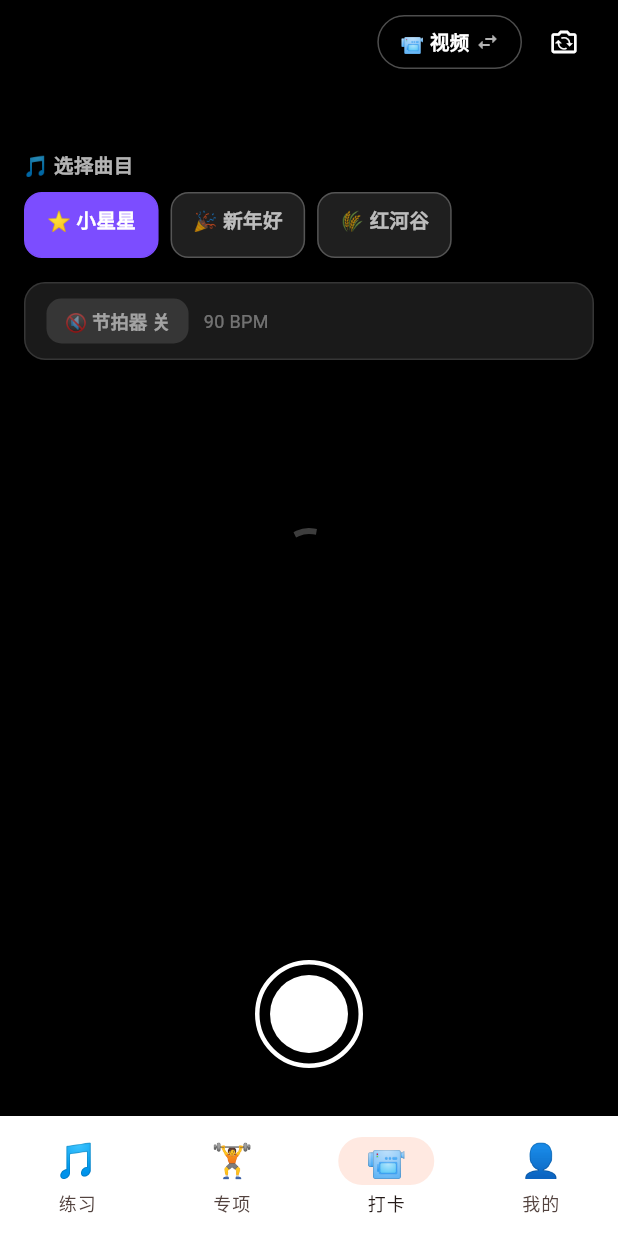
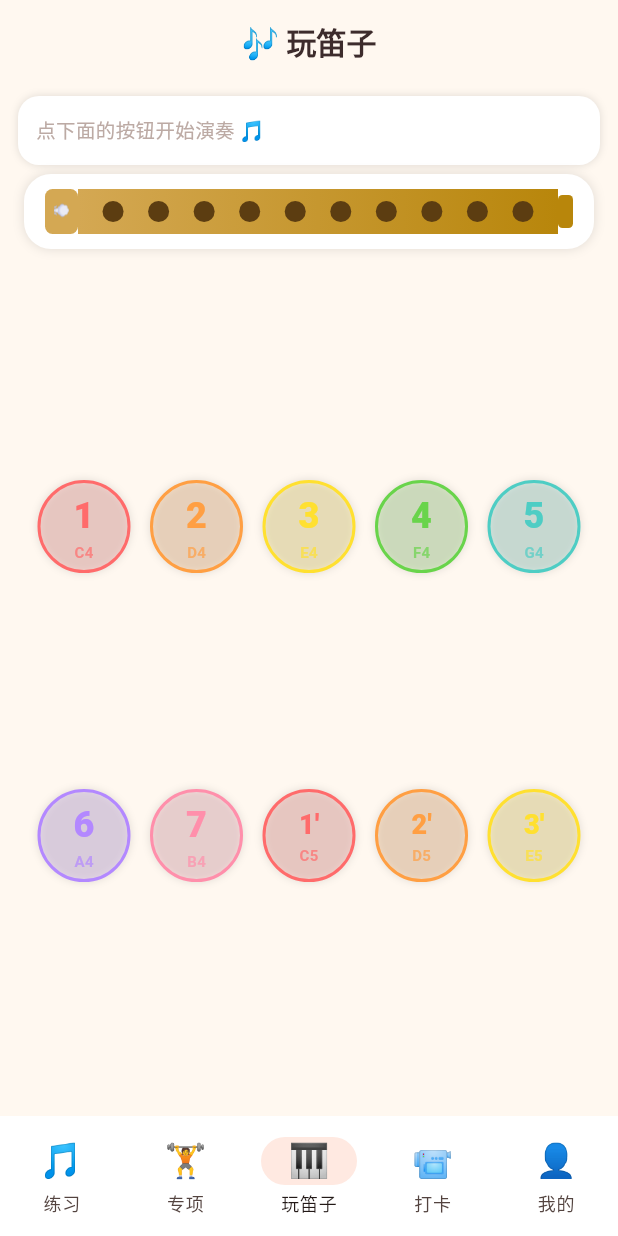
Before and after one commit to haozhijie111/Habits, a Flutter app: the screen it shows after launch, item 3 of the bottom bar chosen, on a phone screen of 412 x 824 dp. Run offline on Flutter 3.47's test engine with Material 3 defaults, Android fonts, the phone set to English and light mode, and no system bars; our stand-ins replace camera, flutter_riverpod, just_audio, video_player; missing offline and left inert: ffmpeg_kit_flutter_new, fftea, gal, record.

Commit message:
✨ feat(keyboard): 新增「玩笛子」虚拟键盘页面
- 10个音符按键（C调 1-3'），彩色圆形大按钮，适合儿童操作
- 点击按键实时合成笛子音色并播放
- 顶部笛管图示，按键时对应音孔高亮动画
- 历史演奏记录条，显示已弹奏的简谱音符
- 底部导航新增「玩笛子」标签（🎹）

Co-Authored-By: Claude Sonnet 4.6 <noreply@anthropic.com>

```diff
--- a/lib/main.dart
+++ b/lib/main.dart
@@ -4,6 +4,7 @@ import 'screens/practice_screen.dart';
 import 'screens/drill_list_screen.dart';
 import 'screens/record_screen.dart';
 import 'screens/my_screen.dart';
+import 'screens/flute_keyboard_screen.dart';
 
 void main() {
   runApp(const ProviderScope(child: FluteApp()));
@@ -90,6 +91,7 @@ class _MainShellState extends State<MainShell> {
   static const _pages = [
     PracticeScreen(),
     DrillListScreen(),
+    FluteKeyboardScreen(),
     RecordScreen(),
     MyScreen(),
   ];
@@ -114,6 +116,10 @@ class _MainShellState extends State<MainShell> {
             label: '专项',
           ),
           NavigationDestination(
+            icon: Text('🎹', style: TextStyle(fontSize: 22)),
+            label: '玩笛子',
+          ),
+          NavigationDestination(
             icon: Text('📹', style: TextStyle(fontSize: 22)),
             label: '打卡',
           ),
--- /dev/null
+++ b/lib/screens/flute_keyboard_screen.dart
@@ -0,0 +1,351 @@
+import 'dart:math' as math;
+import 'dart:typed_data';
+import 'package:flutter/material.dart';
+import 'package:just_audio/just_audio.dart';
+import '../main.dart';
+
+// ── 音符定义 ──────────────────────────────────────────────────────────────────
+class _FluteNote {
+  final String solfege;
+  final String noteName;
+  final Color color;
+  const _FluteNote({required this.solfege, required this.noteName, required this.color});
+}
+
+const _notes = [
+  _FluteNote(solfege: '1',  noteName: 'C4', color: Color(0xFFFF6B6B)),
+  _FluteNote(solfege: '2',  noteName: 'D4', color: Color(0xFFFF9F43)),
+  _FluteNote(solfege: '3',  noteName: 'E4', color: Color(0xFFFFE030)),
+  _FluteNote(solfege: '4',  noteName: 'F4', color: Color(0xFF69D44B)),
+  _FluteNote(solfege: '5',  noteName: 'G4', color: Color(0xFF4ECDC4)),
+  _FluteNote(solfege: '6',  noteName: 'A4', color: Color(0xFFB388FF)),
+  _FluteNote(solfege: '7',  noteName: 'B4', color: Color(0xFFFF8FAB)),
+  _FluteNote(solfege: "1'", noteName: 'C5', color: Color(0xFFFF6B6B)),
+  _FluteNote(solfege: "2'", noteName: 'D5', color: Color(0xFFFF9F43)),
+  _FluteNote(solfege: "3'", noteName: 'E5', color: Color(0xFFFFE030)),
+];
+
+// ── 音频合成 ──────────────────────────────────────────────────────────────────
+double _noteToFreq(String note) {
+  const m = {'C': 0, 'D': 2, 'E': 4, 'F': 5, 'G': 7, 'A': 9, 'B': 11};
+  final r = RegExp(r'^([A-G][#b]?)(\d)$').firstMatch(note);
+  if (r == null) return 440.0;
+  final midi = (int.parse(r.group(2)!) + 1) * 12 + (m[r.group(1)!] ?? 0);
+  return 440.0 * math.pow(2, (midi - 69) / 12);
+}
+
+Uint8List _buildWav(String noteName) {
+  const sr = 22050;
+  const dur = 0.65;
+  final freq = _noteToFreq(noteName);
+  final n = (dur * sr).round();
+  final fade = (sr * 0.015).round();
+  final s = List<double>.filled(n, 0.0);
+  for (int i = 0; i < n; i++) {
+    double a = 0.55;
+    if (i < fade) a *= i / fade;
+    if (i > n - fade) a *= (n - i) / fade;
+    s[i] = a * (0.55 * math.sin(2 * math.pi * freq * i / sr) +
+        0.28 * math.sin(4 * math.pi * freq * i / sr) +
+        0.12 * math.sin(6 * math.pi * freq * i / sr) +
+        0.05 * math.sin(8 * math.pi * freq * i / sr));
+  }
+  final ds = n * 2;
+  final b = ByteData(44 + ds);
+  for (final e in {0: 0x52, 1: 0x49, 2: 0x46, 3: 0x46}.entries) b.setUint8(e.key, e.value);
+  b.setUint32(4, 36 + ds, Endian.little);
+  for (final e in {8: 0x57, 9: 0x41, 10: 0x56, 11: 0x45}.entries) b.setUint8(e.key, e.value);
+  for (final e in {12: 0x66, 13: 0x6D, 14: 0x74, 15: 0x20}.entries) b.setUint8(e.key, e.value);
+  b.setUint32(16, 16, Endian.little); b.setUint16(20, 1, Endian.little);
+  b.setUint16(22, 1, Endian.little); b.setUint32(24, sr, Endian.little);
+  b.setUint32(28, sr * 2, Endian.little); b.setUint16(32, 2, Endian.little);
+  b.setUint16(34, 16, Endian.little);
+  for (final e in {36: 0x64, 37: 0x61, 38: 0x74, 39: 0x61}.entries) b.setUint8(e.key, e.value);
+  b.setUint32(40, ds, Endian.little);
+  for (int i = 0; i < n; i++) {
+    b.setInt16(44 + i * 2, (s[i] * 32767).clamp(-32768, 32767).toInt(), Endian.little);
+  }
+  return b.buffer.asUint8List();
+}
+
+class _WavSource extends StreamAudioSource {
+  final Uint8List _b;
+  _WavSource(this._b) : super(tag: 'flute');
+  @override
+  Future<StreamAudioResponse> request([int? start, int? end]) async {
+    start ??= 0; end ??= _b.length;
+    return StreamAudioResponse(
+      sourceLength: _b.length, contentLength: end - start,
+      offset: start, stream: Stream.value(_b.sublist(start, end)),
+      contentType: 'audio/wav',
+    );
+  }
+}
+
+// ── 主页面 ────────────────────────────────────────────────────────────────────
+class FluteKeyboardScreen extends StatefulWidget {
+  const FluteKeyboardScreen({super.key});
+  @override
+  State<FluteKeyboardScreen> createState() => _FluteKeyboardScreenState();
+}
+
+class _FluteKeyboardScreenState extends State<FluteKeyboardScreen> {
+  final _player = AudioPlayer();
+  String? _active;
+  final List<String> _history = [];
+
+  @override
+  void dispose() { _player.dispose(); super.dispose(); }
+
+  Future<void> _play(_FluteNote note) async {
+    setState(() {
+      _active = note.noteName;
+      _history.add(note.solfege);
+      if (_history.length > 24) _history.removeAt(0);
+    });
+    await _player.setAudioSource(_WavSource(_buildWav(note.noteName)));
+    await _player.seek(Duration.zero);
+    await _player.play();
+    await Future.delayed(const Duration(milliseconds: 550));
+    if (mounted && _active == note.noteName) setState(() => _active = null);
+  }
+
+  @override
+  Widget build(BuildContext context) {
+    return Scaffold(
+      backgroundColor: KidColors.bg,
+      appBar: AppBar(title: const Text('🎶 玩笛子')),
+      body: Column(
+        children: [
+          _HistoryBar(history: _history, onClear: () => setState(() => _history.clear())),
+          const SizedBox(height: 6),
+          _FluteBody(activeNote: _active),
+          const SizedBox(height: 10),
+          Expanded(child: _KeyGrid(activeNote: _active, onTap: _play)),
+          const SizedBox(height: 12),
+        ],
+      ),
+    );
+  }
+}
+
+// ── 历史条 ────────────────────────────────────────────────────────────────────
+class _HistoryBar extends StatelessWidget {
+  final List<String> history;
+  final VoidCallback onClear;
+  const _HistoryBar({required this.history, required this.onClear});
+
+  @override
+  Widget build(BuildContext context) {
+    return Container(
+      height: 46,
+      margin: const EdgeInsets.fromLTRB(12, 8, 12, 0),
+      padding: const EdgeInsets.symmetric(horizontal: 12),
+      decoration: BoxDecoration(
+        color: KidColors.card,
+        borderRadius: BorderRadius.circular(14),
+        boxShadow: const [BoxShadow(color: Colors.black12, blurRadius: 4)],
+      ),
+      child: Row(
+        children: [
+          Expanded(
+            child: history.isEmpty
+                ? const Text('点下面的按钮开始演奏 🎵',
+                    style: TextStyle(color: KidColors.textLight, fontSize: 13))
+                : ListView.builder(
+                    scrollDirection: Axis.horizontal,
+                    itemCount: history.length,
+                    itemBuilder: (_, i) => Padding(
+                      padding: const EdgeInsets.symmetric(horizontal: 4),
+                      child: Text(history[i],
+                          style: const TextStyle(
+                              fontSize: 20, fontWeight: FontWeight.w900,
+                              color: KidColors.primary)),
+                    ),
+                  ),
+          ),
+          if (history.isNotEmpty)
+            GestureDetector(
+              onTap: onClear,
+              child: const Icon(Icons.clear, size: 18, color: KidColors.textLight),
+            ),
+        ],
+      ),
+    );
+  }
+}
+
+// ── 笛子管身图示 ──────────────────────────────────────────────────────────────
+class _FluteBody extends StatelessWidget {
+  final String? activeNote;
+  const _FluteBody({this.activeNote});
+
+  @override
+  Widget build(BuildContext context) {
+    final activeIdx = activeNote == null
+        ? -1
+        : _notes.indexWhere((n) => n.noteName == activeNote);
+
+    return Container(
+      margin: const EdgeInsets.symmetric(horizontal: 16),
+      padding: const EdgeInsets.symmetric(vertical: 10, horizontal: 14),
+      decoration: BoxDecoration(
+        color: KidColors.card,
+        borderRadius: BorderRadius.circular(18),
+        boxShadow: const [BoxShadow(color: Colors.black12, blurRadius: 6)],
+      ),
+      child: Column(
+        mainAxisSize: MainAxisSize.min,
+        children: [
+          Row(
+            mainAxisAlignment: MainAxisAlignment.center,
+            children: [
+              // 吹口
+              Container(
+                width: 22, height: 30,
+                decoration: BoxDecoration(
+                  color: const Color(0xFFD4A853),
+                  borderRadius: BorderRadius.circular(5),
+                ),
+                child: const Center(child: Text('💨', style: TextStyle(fontSize: 9))),
+              ),
+              // 管身
+              Expanded(
+                child: Container(
+                  height: 30,
+                  decoration: const BoxDecoration(
+                    gradient: LinearGradient(
+                      colors: [Color(0xFFD4A853), Color(0xFFB8860B)],
+                    ),
+                  ),
+                  child: Row(
+                    mainAxisAlignment: MainAxisAlignment.spaceEvenly,
+                    children: List.generate(_notes.length, (i) {
+                      final active = i == activeIdx;
+                      return AnimatedContainer(
+                        duration: const Duration(milliseconds: 120),
+                        width: active ? 20 : 14,
+                        height: active ? 20 : 14,
+                        decoration: BoxDecoration(
+                          shape: BoxShape.circle,
+                          color: active ? _notes[i].color : const Color(0xFF5C3D11),
+                          boxShadow: active
+                              ? [BoxShadow(color: _notes[i].color.withValues(alpha: 0.7), blurRadius: 10)]
+                              : null,
+                        ),
+                      );
+                    }),
+                  ),
+                ),
+              ),
+              // 笛尾
+              Container(
+                width: 10, height: 22,
+                decoration: BoxDecoration(
+                  color: const Color(0xFFB8860B),
+                  borderRadius: BorderRadius.circular(3),
+                ),
+              ),
+            ],
+          ),
+          if (activeIdx >= 0) ...[
+            const SizedBox(height: 5),
+            Text(
+              '♪  ${_notes[activeIdx].solfege}  ·  ${_notes[activeIdx].noteName}',
+              style: TextStyle(
+                  fontSize: 13, fontWeight: FontWeight.w700,
+                  color: _notes[activeIdx].color),
+            ),
+          ],
+        ],
+      ),
+    );
+  }
+}
+
+// ── 音符按键网格 ──────────────────────────────────────────────────────────────
+class _KeyGrid extends StatelessWidget {
+  final String? activeNote;
+  final void Function(_FluteNote) onTap;
+  const _KeyGrid({required this.activeNote, required this.onTap});
+
+  @override
+  Widget build(BuildContext context) {
+    // 两行排列：低音 1-5 / 高音 6-3'
+    final row1 = _notes.sublist(0, 5);
+    final row2 = _notes.sublist(5);
+    return Padding(
+      padding: const EdgeInsets.symmetric(horizontal: 12),
+      child: Column(
+        mainAxisAlignment: MainAxisAlignment.spaceEvenly,
+        children: [
+          _KeyRow(notes: row1, activeNote: activeNote, onTap: onTap),
+          _KeyRow(notes: row2, activeNote: activeNote, onTap: onTap),
+        ],
+      ),
+    );
+  }
+}
+
+class _KeyRow extends StatelessWidget {
+  final List<_FluteNote> notes;
+  final String? activeNote;
+  final void Function(_FluteNote) onTap;
+  const _KeyRow({required this.notes, required this.activeNote, required this.onTap});
+
+  @override
+  Widget build(BuildContext context) {
+    return Row(
+      mainAxisAlignment: MainAxisAlignment.spaceEvenly,
+      children: notes.map((n) => _NoteKey(note: n, active: activeNote == n.noteName, onTap: onTap)).toList(),
+    );
+  }
+}
+
+class _NoteKey extends StatelessWidget {
+  final _FluteNote note;
+  final bool active;
+  final void Function(_FluteNote) onTap;
+  const _NoteKey({required this.note, required this.active, required this.onTap});
+
+  @override
+  Widget build(BuildContext context) {
+    return GestureDetector(
+      onTap: () => onTap(note),
+      child: AnimatedContainer(
+        duration: const Duration(milliseconds: 120),
+        width: active ? 68 : 62,
+        height: active ? 68 : 62,
+        decoration: BoxDecoration(
+          shape: BoxShape.circle,
+          color: active ? note.color : note.color.withValues(alpha: 0.18),
+          border: Border.all(color: note.color, width: active ? 3 : 2),
+          boxShadow: active
+              ? [BoxShadow(color: note.color.withValues(alpha: 0.5), blurRadius: 16, spreadRadius: 2)]
+              : [const BoxShadow(color: Colors.black12, blurRadius: 4)],
+        ),
+        child: Column(
+          mainAxisAlignment: MainAxisAlignment.center,
+          children: [
+            Text(
+              note.solfege,
+              style: TextStyle(
+                fontSize: note.solfege.length > 1 ? 18 : 24,
+                fontWeight: FontWeight.w900,
+                color: active ? Colors.white : note.color,
+              ),
+            ),
+            Text(
+              note.noteName,
+              style: TextStyle(
+                fontSize: 10,
+                fontWeight: FontWeight.w600,
+                color: active ? Colors.white70 : note.color.withValues(alpha: 0.7),
+              ),
+            ),
+          ],
+        ),
+      ),
+    );
+  }
+}
```
